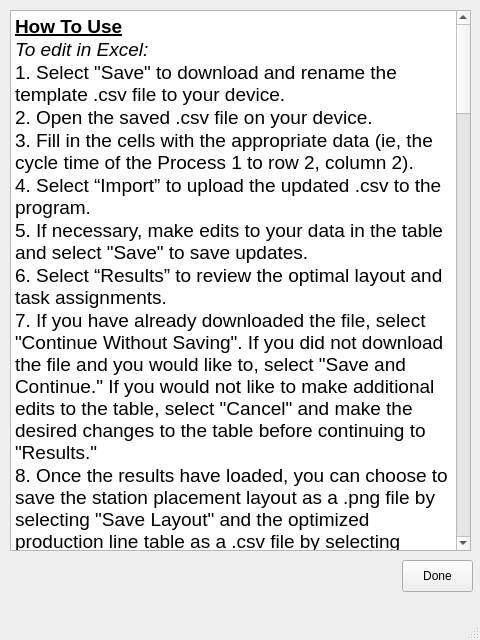
Old version of the form backend/help.ui in the repository sblankley/global-clinic-2020.
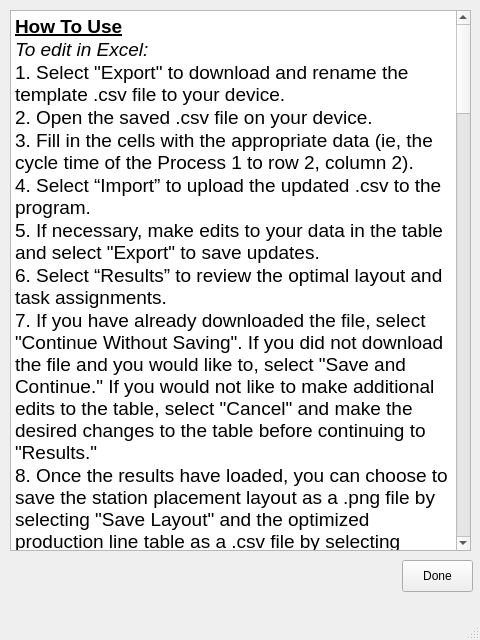
New version of the form.

Commit message: fix old button references

```diff
--- a/backend/help.ui
+++ b/backend/help.ui
@@ -46,11 +46,11 @@
 &lt;/style&gt;&lt;/head&gt;&lt;body style=&quot; font-family:'Helvetica'; font-size:14pt; font-weight:400; font-style:normal;&quot;&gt;
 &lt;p style=&quot; margin-top:0px; margin-bottom:0px; margin-left:0px; margin-right:0px; -qt-block-indent:0; text-indent:0px;&quot;&gt;&lt;a name=&quot;docs-internal-guid-2575220b-7fff-4287-2557-40c273b83d74&quot;&gt;&lt;/a&gt;&lt;span style=&quot; font-weight:600; text-decoration: underline; color:#000000; background-color:transparent;&quot;&gt;H&lt;/span&gt;&lt;span style=&quot; font-weight:600; text-decoration: underline; color:#000000; background-color:transparent;&quot;&gt;ow To Use&lt;/span&gt;&lt;/p&gt;
 &lt;p style=&quot; margin-top:0px; margin-bottom:0px; margin-left:0px; margin-right:0px; -qt-block-indent:0; text-indent:0px;&quot;&gt;&lt;span style=&quot; font-style:italic; color:#000000; background-color:transparent;&quot;&gt;To edit in Excel:&lt;/span&gt;&lt;/p&gt;
-&lt;p style=&quot; margin-top:0px; margin-bottom:0px; margin-left:0px; margin-right:0px; -qt-block-indent:0; text-indent:0px;&quot;&gt;&lt;a name=&quot;docs-internal-guid-19474c79-7fff-71cc-b538-8d911e409bbf&quot;&gt;&lt;/a&gt;&lt;span style=&quot; color:#000000; background-color:transparent;&quot;&gt;1&lt;/span&gt;&lt;span style=&quot; color:#000000; background-color:transparent;&quot;&gt;. Select &amp;quot;Save&amp;quot; to download and rename the template .csv file to your device.&lt;/span&gt;&lt;/p&gt;
+&lt;p style=&quot; margin-top:0px; margin-bottom:0px; margin-left:0px; margin-right:0px; -qt-block-indent:0; text-indent:0px;&quot;&gt;&lt;a name=&quot;docs-internal-guid-19474c79-7fff-71cc-b538-8d911e409bbf&quot;&gt;&lt;/a&gt;&lt;span style=&quot; color:#000000; background-color:transparent;&quot;&gt;1&lt;/span&gt;&lt;span style=&quot; color:#000000; background-color:transparent;&quot;&gt;. Select &amp;quot;Export&amp;quot; to download and rename the template .csv file to your device.&lt;/span&gt;&lt;/p&gt;
 &lt;p style=&quot; margin-top:0px; margin-bottom:0px; margin-left:0px; margin-right:0px; -qt-block-indent:0; text-indent:0px;&quot;&gt;&lt;span style=&quot; color:#000000; background-color:transparent;&quot;&gt;2. Open the saved .csv file on your device.&lt;/span&gt;&lt;/p&gt;
 &lt;p style=&quot; margin-top:0px; margin-bottom:0px; margin-left:0px; margin-right:0px; -qt-block-indent:0; text-indent:0px;&quot;&gt;&lt;span style=&quot; color:#000000; background-color:transparent;&quot;&gt;3. &lt;/span&gt;&lt;span style=&quot; font-family:'Arial'; color:#000000; background-color:transparent;&quot;&gt;Fill in the cells with the appropriate data &lt;/span&gt;&lt;span style=&quot; color:#000000; background-color:transparent;&quot;&gt;(ie, the cycle time of the Process 1 to row 2, column 2).&lt;/span&gt;&lt;/p&gt;
 &lt;p style=&quot; margin-top:0px; margin-bottom:0px; margin-left:0px; margin-right:0px; -qt-block-indent:0; text-indent:0px;&quot;&gt;&lt;span style=&quot; color:#000000; background-color:transparent;&quot;&gt;4. &lt;/span&gt;&lt;a name=&quot;docs-internal-guid-a22eb044-7fff-dd43-89b7-e1263a7f52ba&quot;&gt;&lt;/a&gt;&lt;span style=&quot; color:#000000; background-color:transparent;&quot;&gt;S&lt;/span&gt;&lt;span style=&quot; font-family:'Arial'; color:#000000; background-color:transparent;&quot;&gt;elect “Import” to upload the updated .csv to the program.&lt;/span&gt;&lt;/p&gt;
-&lt;p style=&quot; margin-top:0px; margin-bottom:0px; margin-left:0px; margin-right:0px; -qt-block-indent:0; text-indent:0px;&quot;&gt;&lt;span style=&quot; font-family:'Arial'; color:#000000; background-color:transparent;&quot;&gt;5. &lt;/span&gt;&lt;a name=&quot;docs-internal-guid-f542fd04-7fff-fa75-50b5-0bfb89917490&quot;&gt;&lt;/a&gt;&lt;span style=&quot; font-family:'Arial'; color:#000000; background-color:transparent;&quot;&gt;I&lt;/span&gt;&lt;span style=&quot; font-family:'Arial'; color:#000000; background-color:transparent;&quot;&gt;f necessary, make edits to your data in the table and select &amp;quot;Save&amp;quot; to save updates.&lt;/span&gt;&lt;/p&gt;
+&lt;p style=&quot; margin-top:0px; margin-bottom:0px; margin-left:0px; margin-right:0px; -qt-block-indent:0; text-indent:0px;&quot;&gt;&lt;span style=&quot; font-family:'Arial'; color:#000000; background-color:transparent;&quot;&gt;5. &lt;/span&gt;&lt;a name=&quot;docs-internal-guid-f542fd04-7fff-fa75-50b5-0bfb89917490&quot;&gt;&lt;/a&gt;&lt;span style=&quot; font-family:'Arial'; color:#000000; background-color:transparent;&quot;&gt;I&lt;/span&gt;&lt;span style=&quot; font-family:'Arial'; color:#000000; background-color:transparent;&quot;&gt;f necessary, make edits to your data in the table and select &amp;quot;Export&amp;quot; to save updates.&lt;/span&gt;&lt;/p&gt;
 &lt;p style=&quot; margin-top:0px; margin-bottom:0px; margin-left:0px; margin-right:0px; -qt-block-indent:0; text-indent:0px;&quot;&gt;&lt;span style=&quot; font-family:'Arial'; color:#000000; background-color:transparent;&quot;&gt;6. &lt;/span&gt;&lt;a name=&quot;docs-internal-guid-38d91a71-7fff-4e37-288b-d14484009e3c&quot;&gt;&lt;/a&gt;&lt;span style=&quot; font-family:'Arial'; color:#000000; background-color:transparent;&quot;&gt;S&lt;/span&gt;&lt;span style=&quot; font-family:'Arial'; color:#000000; background-color:transparent;&quot;&gt;elect “Results” to review the optimal layout and task assignments.&lt;/span&gt;&lt;/p&gt;
 &lt;p style=&quot; margin-top:0px; margin-bottom:0px; margin-left:0px; margin-right:0px; -qt-block-indent:0; text-indent:0px;&quot;&gt;&lt;span style=&quot; font-family:'Arial'; color:#000000; background-color:transparent;&quot;&gt;7. If you have already downloaded the file, select &amp;quot;Continue Without Saving&amp;quot;. If you did not download the file and you would like to, select &amp;quot;Save and Continue.&amp;quot; If you would not like to make additional edits to the table, select &amp;quot;Cancel&amp;quot; and make the desired changes to the table before continuing to &amp;quot;Results.&amp;quot;&lt;/span&gt;&lt;/p&gt;
 &lt;p style=&quot; margin-top:0px; margin-bottom:0px; margin-left:0px; margin-right:0px; -qt-block-indent:0; text-indent:0px;&quot;&gt;&lt;span style=&quot; font-family:'Arial'; color:#000000; background-color:transparent;&quot;&gt;8. Once the results have loaded, you can choose to save the station placement layout as a .png file by selecting &amp;quot;Save Layout&amp;quot; and the optimized production line table as a .csv file by selecting &amp;quot;Save Table.&amp;quot;&lt;/span&gt;&lt;/p&gt;
```
